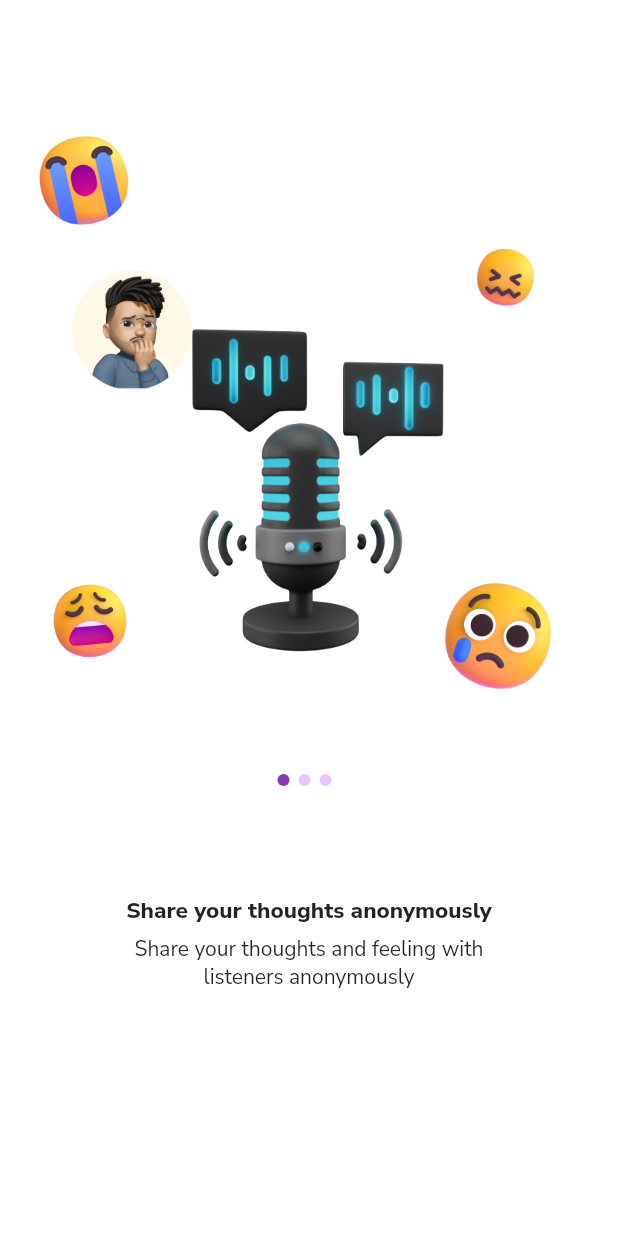
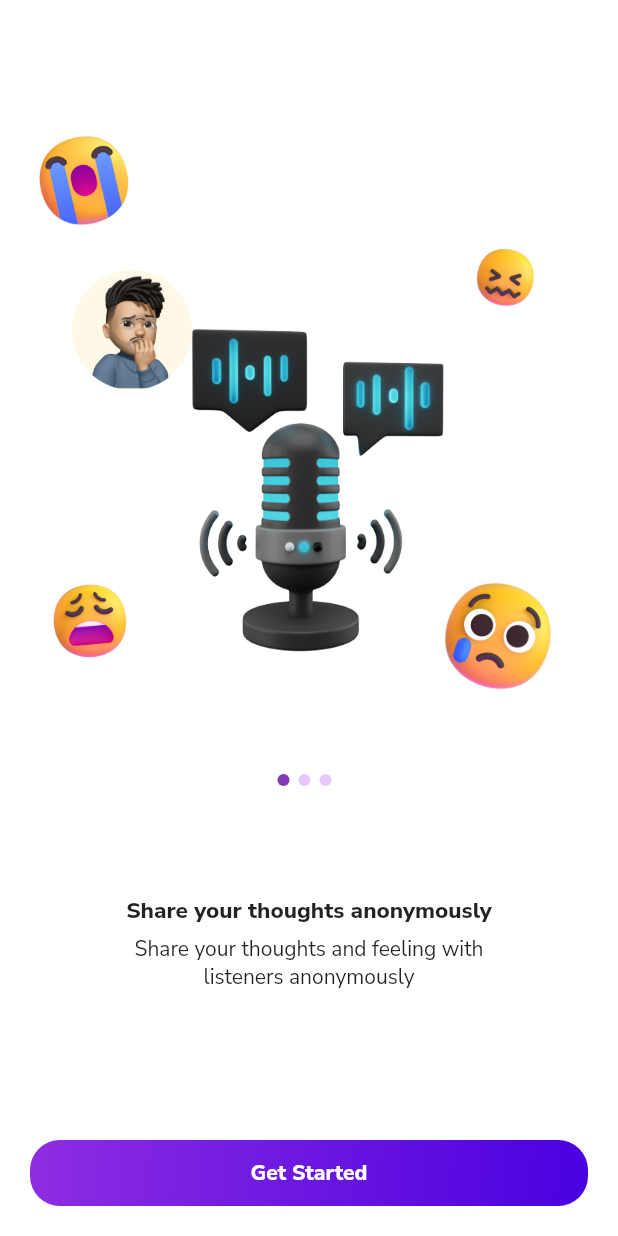
Before and after one commit to crataristo4/outlet, a Flutter app: the screen it shows after launch, on a phone screen of 412 x 824 dp. Run offline on Flutter 3.47's test engine with Material 2 defaults, Android fonts, the light colour scheme and no system bars; our stand-ins replace flutter_spinkit, flutter_staggered_animations, hive_flutter, logger, lottie, share and 1 more; accounts and stored records are empty; project files that could hold a hidden picture were left out.

Commit message:
updated theme_colors.dart

```diff
--- a/lib/utils/constants/theme_colors.dart
+++ b/lib/utils/constants/theme_colors.dart
@@ -1,3 +1,4 @@
+import 'package:flutter/material.dart';
 import 'package:flutter/services.dart';
 
 class ThemeColor {
@@ -14,9 +15,12 @@ class ThemeColor {
   static Color kPending = const Color(0xfff29f18);
   static const kAppGrayComment = Color(0xff545454);
   static const kAppBgColor = Color(0xffe5e5e5);
+  static const kWaveColor = Color(0xffe5e5e5);
 
   //*******GRADIENT************//
   static List<Color> gradientPrimary = [Color(0xff8e2de2), Color(0xff4a00e0)];
+
+  static Gradient buttonGradient = LinearGradient(colors: ThemeColor.gradientPrimary, begin: Alignment.topLeft);
 
   //todo change to match screen where necessary
   static void overlayStyle(Color color) {
```
